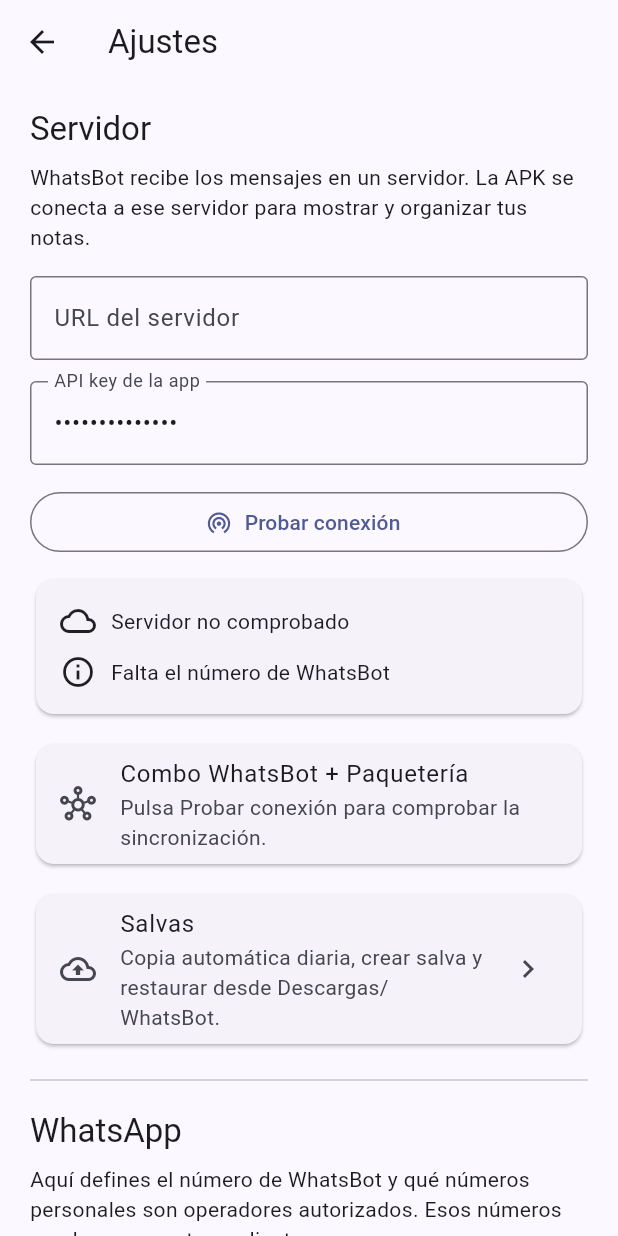
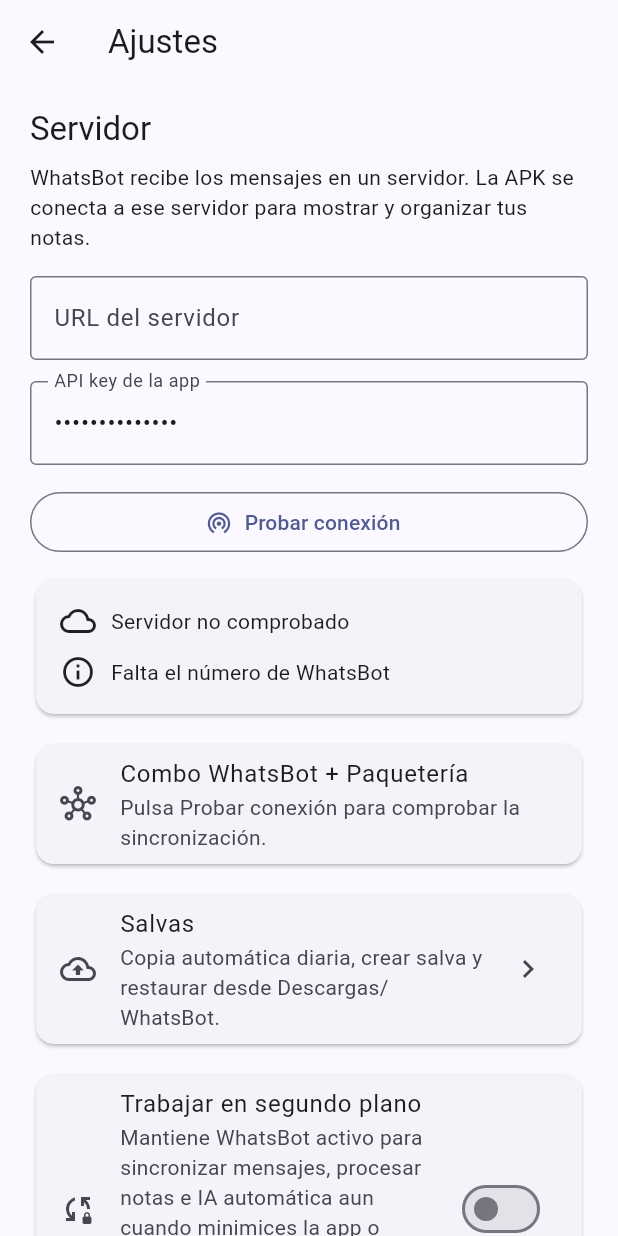
Before and after one commit to angeljo0801/WASbot, a Flutter app: the screen it shows after launch, after a tap on the "settings" icon, on a phone screen of 412 x 824 dp. Run offline on Flutter 3.47's test engine with Material 3 defaults, Android fonts, the phone set to English and light mode, and no system bars; our stand-ins replace file_picker, flutter_secure_storage, image_picker, open_filex, pdf, share_plus and 2 more; missing offline and left inert: betto_inferencing, flutter_background, flutter_file_dialog, google_mlkit_text_recognition, google_mlkit_translation, llama_flutter_android; accounts and stored records are empty.

Commit message:
Add background mode control to WhatsBot settings

```diff
--- a/mobile/lib/screens/settings_page.dart
+++ b/mobile/lib/screens/settings_page.dart
@@ -2,6 +2,7 @@
 import 'package:url_launcher/url_launcher.dart';
 
 import '../services/api_service.dart';
+import '../services/background_service.dart';
 import 'backup_page.dart';
 
 class SettingsPage extends StatefulWidget {
@@ -26,6 +27,8 @@
   bool? serverOnline;
   bool? whatsappConnected;
   Map<String, dynamic>? combo;
+  bool backgroundEnabled = true;
+  bool backgroundBusy = false;
 
   @override
   void initState() {
@@ -45,6 +48,7 @@
   Future<void> load() async {
     final s = await widget.api.settings();
     final wa = await widget.api.whatsappSettings();
+    final background = await WhatsBotBackgroundService.preferenceEnabled();
     if (!mounted) return;
     setState(() {
       url.text = s['url'] ?? '';
@@ -54,6 +58,7 @@
       final raw = wa['allowed_numbers'];
       allowedNumbers = raw is List ? raw.map((e) => e.toString()).toList() : <String>[];
       whatsappConnected = wa['connected'] as bool?;
+      backgroundEnabled = background;
       loading = false;
     });
   }
@@ -92,6 +97,28 @@
   Future<void> removeAllowedNumber(String number) async {
     setState(() => allowedNumbers.remove(number));
     await syncWhatsAppSettings(notify: true);
+  }
+
+  Future<void> setBackgroundEnabled(bool value) async {
+    if (backgroundBusy) return;
+    setState(() => backgroundBusy = true);
+    final ok = await WhatsBotBackgroundService.setEnabled(value);
+    if (!mounted) return;
+    setState(() {
+      backgroundBusy = false;
+      backgroundEnabled = value && ok;
+    });
+    ScaffoldMessenger.of(context).showSnackBar(
+      SnackBar(
+        content: Text(
+          value
+              ? (ok
+                  ? 'WhatsBot seguirá trabajando cuando esté minimizado o la pantalla esté apagada.'
+                  : 'No pude activar el modo en segundo plano. Revisa los permisos y la optimización de batería.')
+              : 'Modo en segundo plano desactivado.',
+        ),
+      ),
+    );
   }
 
   Future<void> openLink(String value) async {
@@ -392,6 +419,20 @@
                         ),
                       ),
                     ),
+                    const SizedBox(height: 12),
+                    Card(
+                      child: SwitchListTile(
+                        secondary: const Icon(Icons.sync_lock_outlined),
+                        title: const Text('Trabajar en segundo plano'),
+                        subtitle: const Text(
+                          'Mantiene WhatsBot activo para sincronizar mensajes, procesar notas e IA automática aun cuando minimices la app o apagues la pantalla. Android mostrará una notificación mientras esté activo.',
+                        ),
+                        value: backgroundEnabled,
+                        onChanged: backgroundBusy
+                            ? null
+                            : (value) => setBackgroundEnabled(value),
+                      ),
+                    ),
                     const Divider(height: 40),
 
                     Text('WhatsApp', style: Theme.of(context).textTheme.titleLarge),
```
